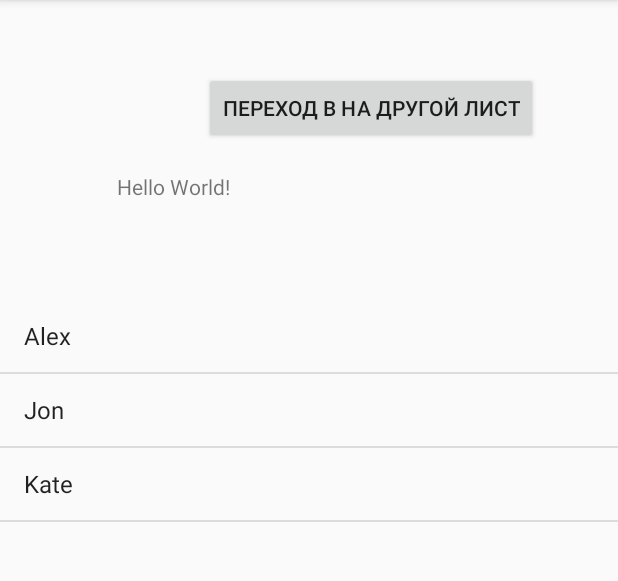
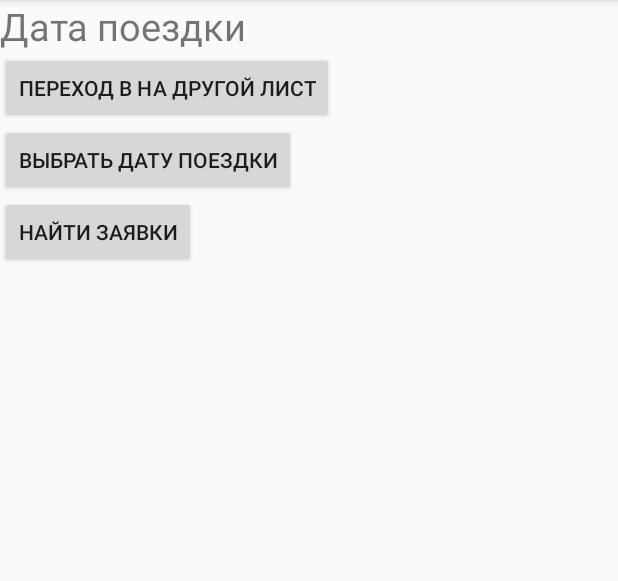
Before and after one commit to Alex22485/Server_one, an Android app: the Main2Activity screen opened directly, with no data from a screen before it, on a phone screen of 412 x 824 dp, the part 84-665 px from its top. Run offline under Robolectric (Android 15) with nearby library versions, the phone set to English and light mode, and no system bars; our stand-ins replace Firebase (no records; nobody signed in at launch, a user with empty details on screens opened directly).

Commit message:
обновлено отображение иформации +

```diff
--- a/app/src/main/java/ru/startandroid/develop/server_one/Main2Activity.java
+++ b/app/src/main/java/ru/startandroid/develop/server_one/Main2Activity.java
@@ -3,13 +3,17 @@ package ru.startandroid.develop.server_one;
 import androidx.annotation.NonNull;
 import androidx.appcompat.app.AppCompatActivity;
 
+import android.app.DatePickerDialog;
 import android.content.Intent;
 import android.os.Bundle;
 import android.util.Log;
 import android.view.View;
 import android.widget.ArrayAdapter;
+import android.widget.Button;
+import android.widget.DatePicker;
 import android.widget.EditText;
 import android.widget.ListView;
+import android.widget.TextView;
 
 import com.google.firebase.database.DataSnapshot;
 import com.google.firebase.database.DatabaseError;
@@ -19,17 +23,28 @@ import com.google.firebase.database.ValueEventListener;
 
 import java.util.ArrayList;
 import java.util.Arrays;
+import java.util.Calendar;
 import java.util.Collections;
 import java.util.List;
 
 public class Main2Activity extends AppCompatActivity {
 
-    //Добавлено
+    //ADD ListView
     ListView lv2;
     List<String> basa=new ArrayList<String>(  );
     ArrayAdapter ad;
+    TextView txt;
 
-    String[] array={"Alex","Jon","Kate"};
+
+    // ADD Calendar
+    Button choisData;
+    int year;
+    int month;
+    int dayOfmonth;
+    Calendar calendar;
+    DatePickerDialog datePickerDialog;
+
+    String[] array={};
 
 
 
@@ -43,66 +58,95 @@ public class Main2Activity extends AppCompatActivity {
         basa=new ArrayList<String>( Arrays.asList( array ) );
         ad= new ArrayAdapter<>( this,android.R.layout.simple_list_item_1,basa );
         lv2.setAdapter( ad );
+        txt=findViewById(R.id.txt);
+
+
+        choisData=findViewById(R.id.choisData);
+        txt=findViewById(R.id.txt);
 
 
 
 
-       //  final ListView lvMain2 = ( ListView ) findViewById( R.id.lv2 );
+        choisData.setOnClickListener(new View.OnClickListener() {
+            @Override
+            public void onClick(View view) {
+                calendar= Calendar.getInstance();
+                year=calendar.get(Calendar.YEAR);
+                month=calendar.get(Calendar.MONTH);
+                dayOfmonth=calendar.get(Calendar.DAY_OF_MONTH);
+                datePickerDialog=new DatePickerDialog(Main2Activity.this,
+                        new DatePickerDialog.OnDateSetListener() {
+                            @Override
+                            public void onDateSet(DatePicker datePicker, int year, int month, int day) {
+                                txt.setText(day + " " + (month + 1) + " " + year);
+                            }
+                        }, year,month,dayOfmonth);
+                datePickerDialog.show();
+            }
+        });
 
 
-        DatabaseReference rootRef = FirebaseDatabase.getInstance().getReference();
 
-        DatabaseReference usersdRef = rootRef.child("Пользователь");
 
+
+
+
+       // DatabaseReference rootRef = FirebaseDatabase.getInstance().getReference("Заявки").child("Дата").child("В Красноярск");
+     //   DatabaseReference usersdRef = rootRef.child( txt.getText().toString() );
+      //  ValueEventListener valueEventListener = new ValueEventListener() {
+      //      @Override
+       //     public void onDataChange(DataSnapshot dataSnapshot) {
+
+       //         for (DataSnapshot ds : dataSnapshot.getChildren()) {
+
+       //           String data = ds.child("дата").getValue(String.class);
+       //           String flight = ds.child("рейс").getValue(String.class);
+       //           String phone  = ds.child("phone").getValue(String.class);
+
+         //           Log.d("TAG", data+"  "+"Рейс номер"+""+flight+"  "+phone);
+          //          basa.add( data+"  "+"Рейс номер"+""+flight+"  "+phone );
+          //          Collections.sort(basa);
+         //           ad.notifyDataSetChanged();
+        //        }
+        //    }
+
+      //      @Override
+     //       public void onCancelled(DatabaseError databaseError) {
+      //      }
+    //    };
+        //usersdRef.addListenerForSingleValueEvent(valueEventListener);
+    }
+
+    public void next_list2(View view){
+        Intent n = new Intent(this,Main3Activity.class);
+        startActivity(n);
+    }
+
+    public void btnInsert (View view){
+        DatabaseReference rootRef = FirebaseDatabase.getInstance().getReference("Заявки").child("Дата").child("В Красноярск");
+        DatabaseReference usersdRef = rootRef.child( txt.getText().toString() );
         ValueEventListener valueEventListener = new ValueEventListener() {
             @Override
             public void onDataChange(DataSnapshot dataSnapshot) {
 
                 for (DataSnapshot ds : dataSnapshot.getChildren()) {
 
+                    String data = ds.child("дата").getValue(String.class);
+                    String flight = ds.child("рейс").getValue(String.class);
+                    String phone  = ds.child("phone").getValue(String.class);
 
-
-                  String data = ds.child("дата").getValue(String.class);
-                  String flight = ds.child("рейс").getValue(String.class);
-                  String phone  = ds.child("phone").getValue(String.class);
-
-
-                    Log.d("TAG", data+"  "+"Рейс номер"+flight+"  "+phone);
-                    //edit_text.setText(phone+"  "+data+"  "+"Рейс номер"+flight);
-
-
-                    basa.add( data+"  "+"Рейс номер"+flight+"  "+phone );
+                    Log.d("TAG", data+"  "+"Рейс номер"+""+flight+"  "+phone);
+                    basa.add(flight+"  "+"Рейс"+"  "+"Телефон"+"  "+phone+"  "+data );
                     Collections.sort(basa);
                     ad.notifyDataSetChanged();
-
-
-
                 }
-               // ArrayAdapter<String> adapter = new ArrayAdapter(Main2Activity.this, android.R.layout.simple_list_item_1,array);
-                //lvMain2.setAdapter(adapter);
-
-
-
             }
 
             @Override
             public void onCancelled(DatabaseError databaseError) {
-
             }
-        };
-        usersdRef.addListenerForSingleValueEvent(valueEventListener);
-    }
-
-    public void next_list2(View view){
-        Intent n = new Intent(this,Main3Activity.class);
-        startActivity(n);
-
+        };usersdRef.addListenerForSingleValueEvent(valueEventListener);
 
 
     }
-
-
-
-
-
     }
--- a/app/src/main/res/layout/activity_main2.xml
+++ b/app/src/main/res/layout/activity_main2.xml
@@ -6,32 +6,54 @@
     android:layout_height="match_parent"
     tools:context=".Main2Activity">
 
+    <LinearLayout
+        android:layout_width="match_parent"
+        android:layout_height="wrap_content"
+        android:orientation="vertical">
+
+
+        <LinearLayout
+            android:layout_width="match_parent"
+            android:layout_height="match_parent"
+            android:orientation="horizontal">
 
             <TextView
-        android:id="@+id/txt"
                 android:layout_width="wrap_content"
                 android:layout_height="wrap_content"
-        android:layout_alignParentStart="true"
-        android:layout_alignParentLeft="true"
-        android:layout_alignParentBottom="true"
-        android:layout_marginStart="78dp"
-        android:layout_marginLeft="78dp"
-        android:layout_marginBottom="634dp"
-        android:text="Hello World!" />
+                android:text="Дата поездки"
+                android:textSize="25dp" />
 
+            <TextView
+                android:layout_width="wrap_content"
+                android:layout_height="match_parent"
+                android:text=" "
+                android:textSize="20dp" />
+            <TextView
+                android:id="@+id/txt"
+                android:layout_width="match_parent"
+                android:layout_height="match_parent"
+                android:textColor="@color/colorAccent"
+                android:textSize="20dp" />
+        </LinearLayout>
         <Button
             android:id="@+id/btn"
             android:layout_width="wrap_content"
             android:layout_height="wrap_content"
-        android:layout_alignParentEnd="true"
-        android:layout_alignParentRight="true"
-        android:layout_alignParentBottom="true"
-        android:layout_marginEnd="53dp"
-        android:layout_marginRight="53dp"
-        android:layout_marginBottom="672dp"
             android:text="Переход в на другой лист"
             android:onClick="next_list2"/>
+        <Button
+            android:id="@+id/choisData"
+            android:layout_width="wrap_content"
+            android:layout_height="wrap_content"
+            android:text="Выбрать Дату поездки" />
+        <Button
+            android:layout_width="wrap_content"
+            android:layout_height="wrap_content"
+            android:text="Найти заявки"
+            android:onClick="btnInsert"
+            />
 
+    </LinearLayout>
 
     <ListView
         android:id="@+id/lv2"
```
Lines whose indentation alone changed are shown as unchanged.
